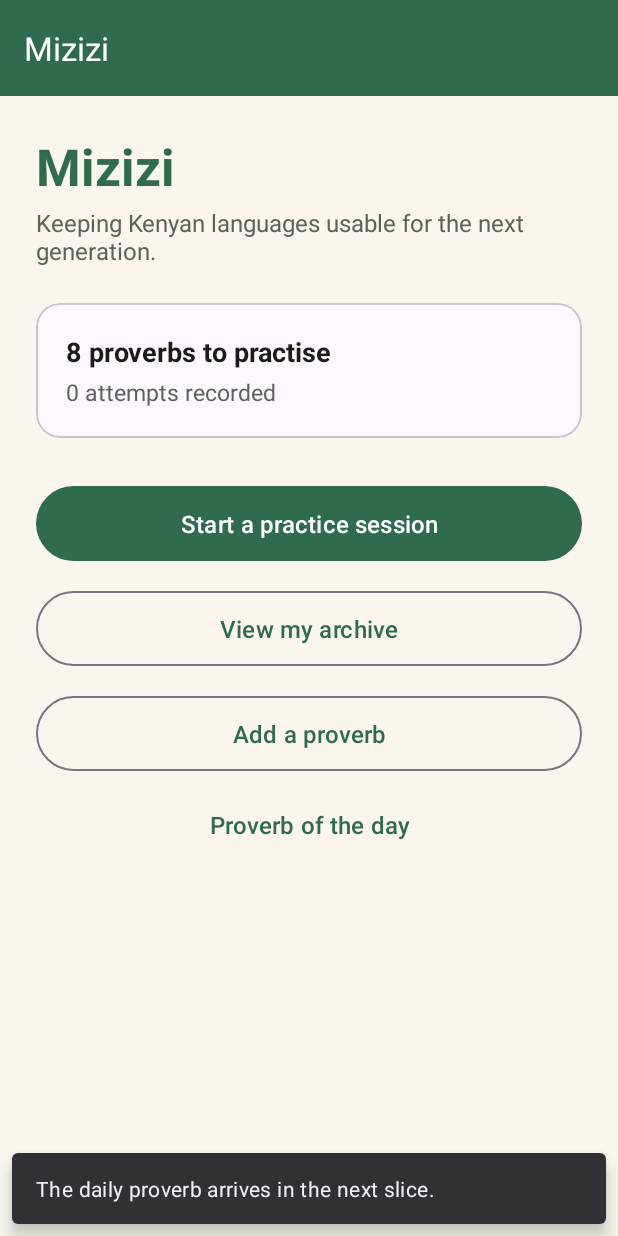
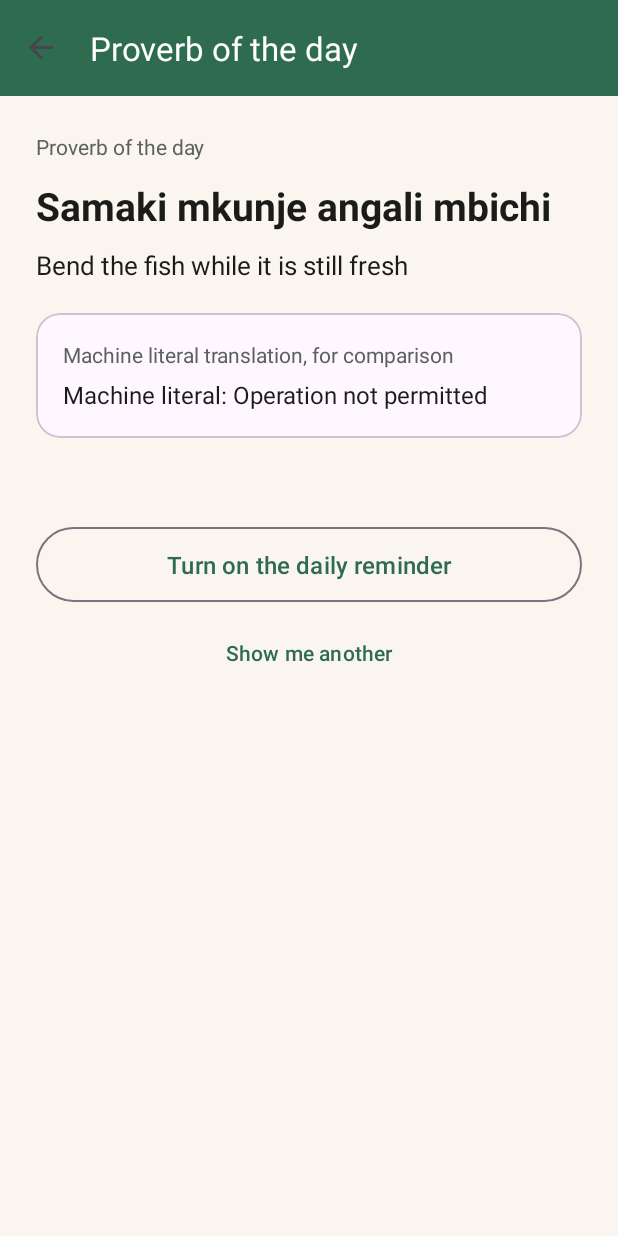
Before and after one commit to Allan-Ngugi-Nganga/Mizizi, an Android app: the screen it shows after launch (MainActivity), after a tap on "Proverb of the day", on a phone screen of 412 x 824 dp. Run offline under Robolectric (Android 15) with nearby library versions, the phone set to English and light mode, and no system bars; our stand-ins replace Room's generated code, navigation-ui; 1 statement that could not run was skipped.

Commit message:
feat: add the daily proverb and workmanager reminder

```diff
--- a/app/src/main/AndroidManifest.xml
+++ b/app/src/main/AndroidManifest.xml
@@ -3,6 +3,7 @@
     xmlns:tools="http://schemas.android.com/tools">
 
     <uses-permission android:name="android.permission.INTERNET" />
+    <uses-permission android:name="android.permission.POST_NOTIFICATIONS" />
 
     <application
         android:allowBackup="true"
--- a/app/src/main/java/com/example/mizizi/data/local/ProverbDao.kt
+++ b/app/src/main/java/com/example/mizizi/data/local/ProverbDao.kt
@@ -22,6 +22,10 @@ interface ProverbDao {
     @Query("SELECT COUNT(*) FROM proverbs")
     suspend fun count(): Int
 
+    /** One random proverb, used by the daily reminder job. */
+    @Query("SELECT * FROM proverbs ORDER BY RANDOM() LIMIT 1")
+    suspend fun random(): ProverbEntity?
+
     @Insert(onConflict = OnConflictStrategy.ABORT)
     suspend fun insert(proverb: ProverbEntity): Long
 
--- /dev/null
+++ b/app/src/main/java/com/example/mizizi/ui/daily/DailyProverbFragment.kt
@@ -0,0 +1,144 @@
+package com.example.mizizi.ui.daily
+
+import android.Manifest
+import android.content.pm.PackageManager
+import android.os.Build
+import android.os.Bundle
+import android.view.LayoutInflater
+import android.view.View
+import android.view.ViewGroup
+import androidx.activity.result.contract.ActivityResultContracts
+import androidx.core.content.ContextCompat
+import androidx.fragment.app.Fragment
+import androidx.fragment.app.activityViewModels
+import androidx.work.ExistingPeriodicWorkPolicy
+import androidx.work.PeriodicWorkRequestBuilder
+import androidx.work.WorkManager
+import com.example.mizizi.R
+import com.example.mizizi.data.model.ProverbEntity
+import com.example.mizizi.databinding.FragmentDailyProverbBinding
+import com.example.mizizi.ui.viewmodel.MiziziViewModel
+import com.example.mizizi.work.DailyProverbWorker
+import com.example.mizizi.work.Notifications
+import java.util.Calendar
+import java.util.concurrent.TimeUnit
+
+/**
+ * The proverb of the day, its machine translation, and the switch that puts the
+ * daily reminder into WorkManager.
+ */
+class DailyProverbFragment : Fragment() {
+
+    private var _binding: FragmentDailyProverbBinding? = null
+    private val binding get() = _binding!!
+
+    private val viewModel: MiziziViewModel by activityViewModels()
+
+    private var extras = 0
+
+    private val notificationPermission =
+        registerForActivityResult(ActivityResultContracts.RequestPermission()) { granted ->
+            if (granted) scheduleReminder()
+        }
+
+    override fun onCreateView(
+        inflater: LayoutInflater,
+        container: ViewGroup?,
+        savedInstanceState: Bundle?
+    ): View {
+        _binding = FragmentDailyProverbBinding.inflate(inflater, container, false)
+        return binding.root
+    }
+
+    override fun onViewCreated(view: View, savedInstanceState: Bundle?) {
+        super.onViewCreated(view, savedInstanceState)
+
+        Notifications.ensureChannel(requireContext())
+
+        viewModel.proverbs.observe(viewLifecycleOwner) { proverbs ->
+            show(proverbs)
+        }
+
+        binding.anotherButton.setOnClickListener {
+            extras++
+            show(viewModel.proverbs.value.orEmpty())
+        }
+
+        binding.reminderButton.setOnClickListener { enableReminder() }
+
+        updateReminderStatus()
+    }
+
+    private fun show(proverbs: List<ProverbEntity>) {
+        if (proverbs.isEmpty()) {
+            binding.proverbText.text = getString(R.string.practice_no_proverbs)
+            binding.meaningText.text = ""
+            binding.machineText.text = ""
+            return
+        }
+
+        val dayIndex = Calendar.getInstance().get(Calendar.DAY_OF_YEAR) + extras
+        val index = ((dayIndex % proverbs.size) + proverbs.size) % proverbs.size
+        val proverb = proverbs[index]
+
+        binding.proverbText.text = proverb.original
+        binding.meaningText.text = proverb.meaning
+
+        binding.machineProgress.visibility = View.VISIBLE
+        binding.machineText.text = getString(R.string.practice_hint_loading)
+        viewModel.requestMachineTranslation(proverb.original) { text ->
+            if (_binding == null) return@requestMachineTranslation
+            binding.machineProgress.visibility = View.GONE
+            binding.machineText.text = getString(R.string.practice_hint_result, text)
+        }
+    }
+
+    private fun enableReminder() {
+        val needsPermission = Build.VERSION.SDK_INT >= Build.VERSION_CODES.TIRAMISU &&
+            ContextCompat.checkSelfPermission(
+                requireContext(),
+                Manifest.permission.POST_NOTIFICATIONS
+            ) != PackageManager.PERMISSION_GRANTED
+
+        if (needsPermission) {
+            notificationPermission.launch(Manifest.permission.POST_NOTIFICATIONS)
+        } else {
+            scheduleReminder()
+        }
+    }
+
+    private fun scheduleReminder() {
+        val request = PeriodicWorkRequestBuilder<DailyProverbWorker>(1, TimeUnit.DAYS)
+            .setInitialDelay(1, TimeUnit.HOURS)
+            .build()
+
+        WorkManager.getInstance(requireContext()).enqueueUniquePeriodicWork(
+            WORK_NAME,
+            ExistingPeriodicWorkPolicy.UPDATE,
+            request
+        )
+
+        updateReminderStatus()
+    }
+
+    private fun updateReminderStatus() {
+        WorkManager.getInstance(requireContext())
+            .getWorkInfosForUniqueWorkLiveData(WORK_NAME)
+            .observe(viewLifecycleOwner) { infos ->
+                val scheduled = infos.any { !it.state.isFinished }
+                binding.reminderStatusText.text = getString(
+                    if (scheduled) R.string.daily_reminder_on else R.string.daily_reminder_off
+                )
+                binding.reminderButton.isEnabled = !scheduled
+            }
+    }
+
+    override fun onDestroyView() {
+        super.onDestroyView()
+        _binding = null
+    }
+
+    private companion object {
+        const val WORK_NAME = "mizizi_daily_proverb"
+    }
+}
--- a/app/src/main/java/com/example/mizizi/ui/home/HomeFragment.kt
+++ b/app/src/main/java/com/example/mizizi/ui/home/HomeFragment.kt
@@ -56,7 +56,9 @@ class HomeFragment : Fragment() {
         binding.addProverbButton.setOnClickListener {
             findNavController().navigate(R.id.action_homeFragment_to_proverbEditorFragment)
         }
-        binding.dailyProverbButton.setOnClickListener { notYet("The daily proverb") }
+        binding.dailyProverbButton.setOnClickListener {
+            findNavController().navigate(R.id.action_homeFragment_to_dailyProverbFragment)
+        }
     }
 
     /** Placeholder until each screen lands in its own slice. */
--- /dev/null
+++ b/app/src/main/java/com/example/mizizi/work/Notifications.kt
@@ -0,0 +1,27 @@
+package com.example.mizizi.work
+
+import android.app.NotificationChannel
+import android.app.NotificationManager
+import android.content.Context
+import android.os.Build
+
+/** Creates the notification channel the daily proverb job posts into. */
+object Notifications {
+
+    const val CHANNEL_ID = "daily_proverb"
+    private const val CHANNEL_NAME = "Daily proverb"
+
+    fun ensureChannel(context: Context) {
+        if (Build.VERSION.SDK_INT < Build.VERSION_CODES.O) return
+
+        val manager = context.getSystemService(NotificationManager::class.java) ?: return
+        val channel = NotificationChannel(
+            CHANNEL_ID,
+            CHANNEL_NAME,
+            NotificationManager.IMPORTANCE_DEFAULT
+        ).apply {
+            description = "One proverb a day, with its meaning."
+        }
+        manager.createNotificationChannel(channel)
+    }
+}
--- /dev/null
+++ b/app/src/main/res/layout/fragment_daily_proverb.xml
@@ -0,0 +1,114 @@
+<?xml version="1.0" encoding="utf-8"?>
+<ScrollView xmlns:android="http://schemas.android.com/apk/res/android"
+    xmlns:app="http://schemas.android.com/apk/res-auto"
+    xmlns:tools="http://schemas.android.com/tools"
+    android:layout_width="match_parent"
+    android:layout_height="match_parent"
+    android:background="@color/sand_background"
+    android:fillViewport="true">
+
+    <LinearLayout
+        android:layout_width="match_parent"
+        android:layout_height="wrap_content"
+        android:orientation="vertical"
+        android:padding="24dp">
+
+        <TextView
+            android:layout_width="match_parent"
+            android:layout_height="wrap_content"
+            android:text="@string/daily_heading"
+            android:textColor="@color/ink_muted"
+            android:textSize="14sp" />
+
+        <TextView
+            android:id="@+id/proverbText"
+            android:layout_width="match_parent"
+            android:layout_height="wrap_content"
+            android:layout_marginTop="12dp"
+            android:textColor="@color/ink"
+            android:textSize="26sp"
+            android:textStyle="bold"
+            tools:text="Mvumilivu hula mbivu" />
+
+        <TextView
+            android:id="@+id/meaningText"
+            android:layout_width="match_parent"
+            android:layout_height="wrap_content"
+            android:layout_marginTop="10dp"
+            android:textColor="@color/ink"
+            android:textSize="17sp"
+            tools:text="The patient one eats ripe fruit" />
+
+        <com.google.android.material.card.MaterialCardView
+            android:layout_width="match_parent"
+            android:layout_height="wrap_content"
+            android:layout_marginTop="20dp"
+            app:cardCornerRadius="16dp"
+            app:cardElevation="0dp">
+
+            <LinearLayout
+                android:layout_width="match_parent"
+                android:layout_height="wrap_content"
+                android:orientation="vertical"
+                android:padding="18dp">
+
+                <TextView
+                    android:layout_width="match_parent"
+                    android:layout_height="wrap_content"
+                    android:text="@string/result_machine_label"
+                    android:textColor="@color/ink_muted"
+                    android:textSize="14sp" />
+
+                <TextView
+                    android:id="@+id/machineText"
+                    android:layout_width="match_parent"
+                    android:layout_height="wrap_content"
+                    android:layout_marginTop="6dp"
+                    android:textColor="@color/ink"
+                    android:textSize="16sp"
+                    tools:text="Machine literal: the patient eats ripe" />
+
+                <com.google.android.material.progressindicator.LinearProgressIndicator
+                    android:id="@+id/machineProgress"
+                    android:layout_width="match_parent"
+                    android:layout_height="wrap_content"
+                    android:layout_marginTop="10dp"
+                    android:indeterminate="true"
+                    android:visibility="gone"
+                    tools:visibility="visible" />
+
+            </LinearLayout>
+
+        </com.google.android.material.card.MaterialCardView>
+
+        <TextView
+            android:id="@+id/reminderStatusText"
+            android:layout_width="match_parent"
+            android:layout_height="wrap_content"
+            android:layout_marginTop="24dp"
+            android:textColor="@color/ink_muted"
+            android:textSize="15sp"
+            tools:text="Daily reminder: on" />
+
+        <com.google.android.material.button.MaterialButton
+            android:id="@+id/reminderButton"
+            style="@style/Widget.Material3.Button.OutlinedButton"
+            android:layout_width="match_parent"
+            android:layout_height="wrap_content"
+            android:layout_marginTop="10dp"
+            android:paddingTop="14dp"
+            android:paddingBottom="14dp"
+            android:text="@string/daily_enable_reminder"
+            android:textSize="16sp" />
+
+        <com.google.android.material.button.MaterialButton
+            android:id="@+id/anotherButton"
+            style="@style/Widget.Material3.Button.TextButton"
+            android:layout_width="match_parent"
+            android:layout_height="wrap_content"
+            android:layout_marginTop="6dp"
+            android:text="@string/daily_another" />
+
+    </LinearLayout>
+
+</ScrollView>
--- a/app/src/main/res/navigation/nav_graph.xml
+++ b/app/src/main/res/navigation/nav_graph.xml
@@ -20,6 +20,10 @@
         <action
             android:id="@+id/action_homeFragment_to_proverbEditorFragment"
             app:destination="@id/proverbEditorFragment" />
+
+        <action
+            android:id="@+id/action_homeFragment_to_dailyProverbFragment"
+            app:destination="@id/dailyProverbFragment" />
     </fragment>
 
     <fragment
@@ -73,4 +77,9 @@
             app:argType="long" />
     </fragment>
 
+    <fragment
+        android:id="@+id/dailyProverbFragment"
+        android:name="com.example.mizizi.ui.daily.DailyProverbFragment"
+        android:label="@string/title_daily_proverb" />
+
 </navigation>
--- a/app/src/main/res/values/strings.xml
+++ b/app/src/main/res/values/strings.xml
@@ -64,6 +64,12 @@
     <string name="editor_delete_title">Delete this proverb?</string>
     <string name="editor_delete_message">%1$s will be removed from your collection.</string>
 
+    <string name="daily_heading">Proverb of the day</string>
+    <string name="daily_enable_reminder">Turn on the daily reminder</string>
+    <string name="daily_another">Show me another</string>
+    <string name="daily_reminder_on">Daily reminder: on</string>
+    <string name="daily_reminder_off">Daily reminder: off</string>
+
     <plurals name="home_proverb_count">
         <item quantity="one">%1$d proverb to practise</item>
         <item quantity="other">%1$d proverbs to practise</item>
```
Also changed, not shown: app/src/main/java/com/example/mizizi/work/DailyProverbWorker.kt (added, +70 -0 lines).
